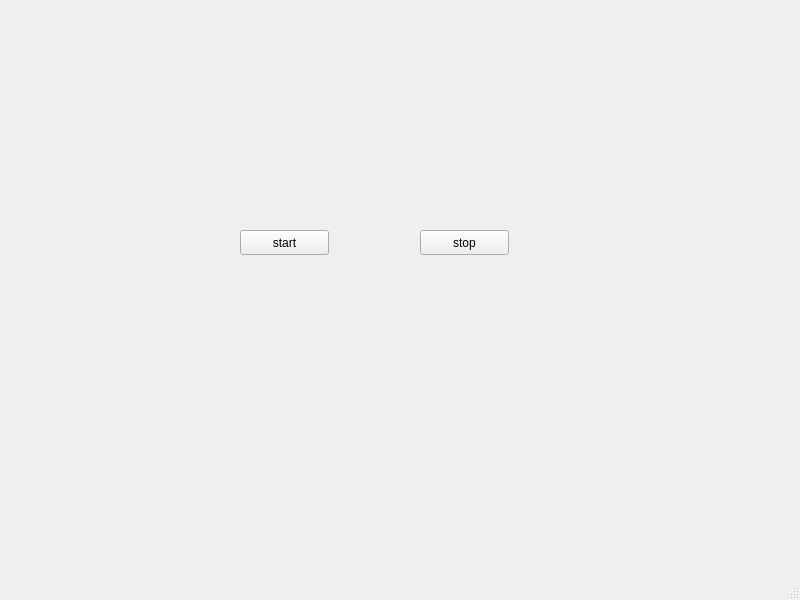
First picture: the form in IPS2021/ips2021.ui, repository SeanWu999/IPS2021, before the edit.
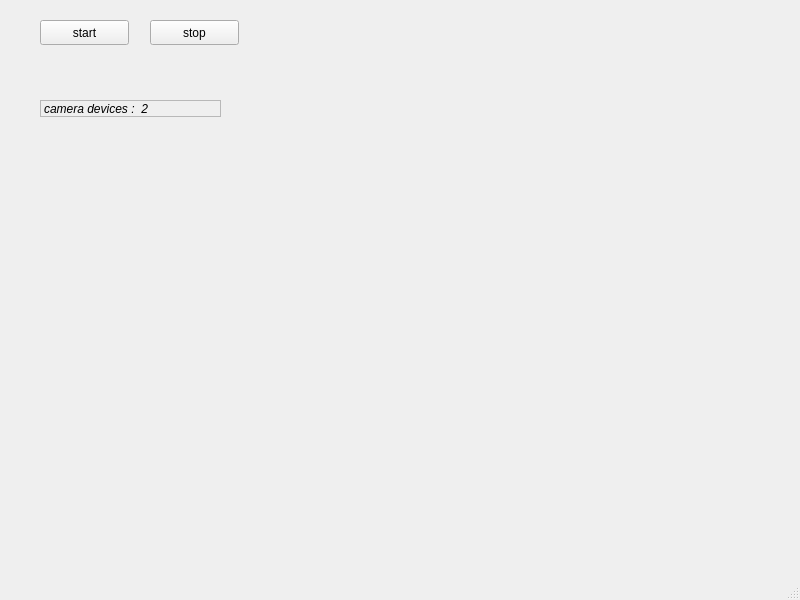
Second picture: the form after the edit.

```diff
--- a/IPS2021/ips2021.ui
+++ b/IPS2021/ips2021.ui
@@ -17,8 +17,8 @@
    <widget class="QPushButton" name="startButton">
     <property name="geometry">
      <rect>
-      <x>240</x>
-      <y>230</y>
+      <x>40</x>
+      <y>20</y>
       <width>89</width>
       <height>25</height>
      </rect>
@@ -30,8 +30,8 @@
    <widget class="QPushButton" name="stopButton">
     <property name="geometry">
      <rect>
-      <x>420</x>
-      <y>230</y>
+      <x>150</x>
+      <y>20</y>
       <width>89</width>
       <height>25</height>
      </rect>
@@ -40,6 +40,33 @@
      <string>stop</string>
     </property>
    </widget>
+   <widget class="QLabel" name="devicesLabel">
+    <property name="geometry">
+     <rect>
+      <x>40</x>
+      <y>100</y>
+      <width>181</width>
+      <height>17</height>
+     </rect>
+    </property>
+    <property name="font">
+     <font>
+      <italic>true</italic>
+     </font>
+    </property>
+    <property name="frameShape">
+     <enum>QFrame::StyledPanel</enum>
+    </property>
+    <property name="frameShadow">
+     <enum>QFrame::Raised</enum>
+    </property>
+    <property name="lineWidth">
+     <number>1</number>
+    </property>
+    <property name="text">
+     <string>camera devices :  2</string>
+    </property>
+   </widget>
   </widget>
   <widget class="QMenuBar" name="menubar">
    <property name="geometry">
```
